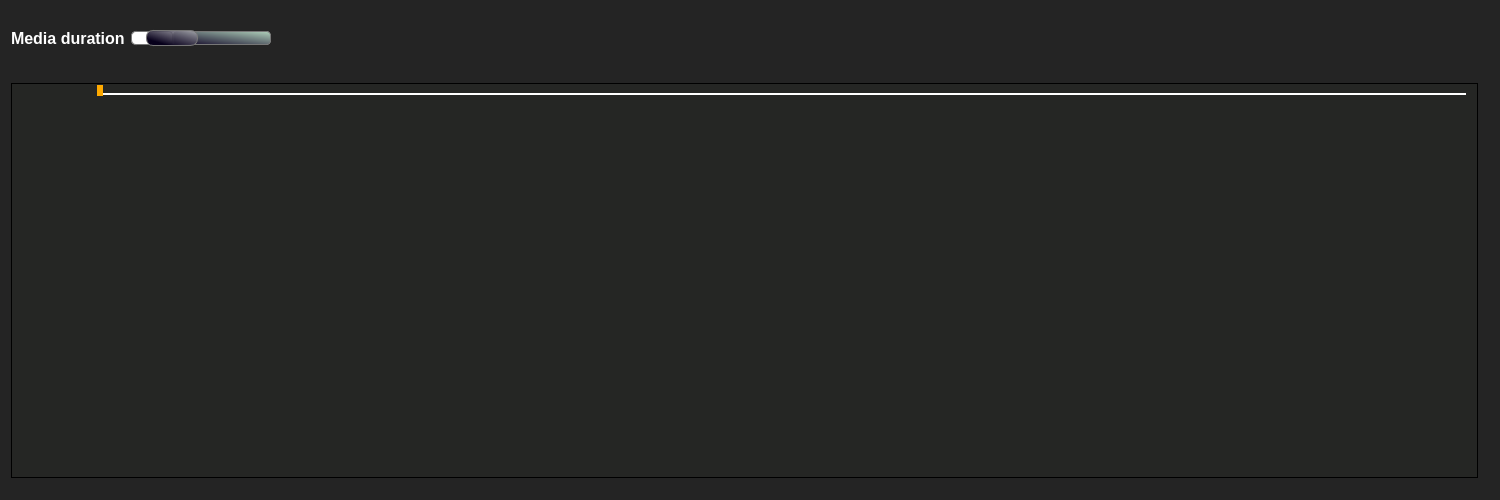
The window that VideoEditor/TimeLine.ui (zeneksashy/VideoEditor) describes before a commit, drawn with Qt 5.
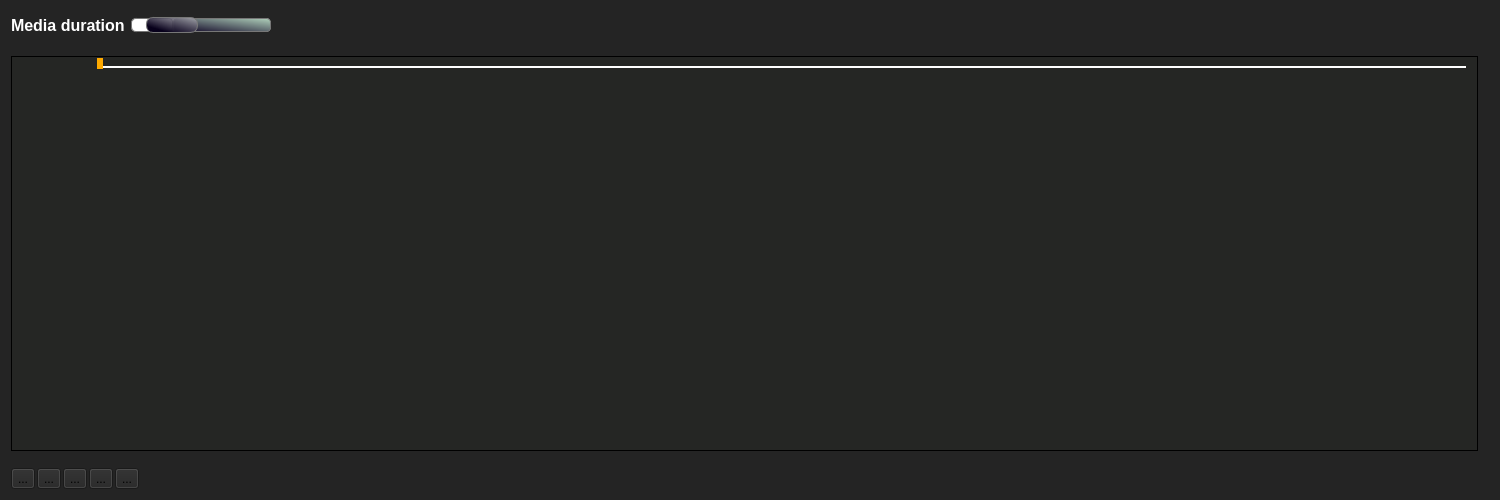
The same window after the commit. Custom widgets are drawn as their Qt base class.

Commit message: add tool buttons to time line

Patch:
```diff
--- a/VideoEditor/TimeLine.ui
+++ b/VideoEditor/TimeLine.ui
@@ -450,6 +450,61 @@
      </item>
     </layout>
    </item>
+   <item>
+    <layout class="QHBoxLayout" name="horizontalLayout_5">
+     <property name="spacing">
+      <number>2</number>
+     </property>
+     <item>
+      <widget class="QToolButton" name="playButton">
+       <property name="text">
+        <string>...</string>
+       </property>
+      </widget>
+     </item>
+     <item>
+      <widget class="QToolButton" name="pauseButton">
+       <property name="text">
+        <string>...</string>
+       </property>
+      </widget>
+     </item>
+     <item>
+      <widget class="QToolButton" name="stopButton">
+       <property name="text">
+        <string>...</string>
+       </property>
+      </widget>
+     </item>
+     <item>
+      <widget class="QToolButton" name="moveButton">
+       <property name="text">
+        <string>...</string>
+       </property>
+      </widget>
+     </item>
+     <item>
+      <widget class="QToolButton" name="razzerButton">
+       <property name="text">
+        <string>...</string>
+       </property>
+      </widget>
+     </item>
+     <item>
+      <spacer name="horizontalSpacer_3">
+       <property name="orientation">
+        <enum>Qt::Horizontal</enum>
+       </property>
+       <property name="sizeHint" stdset="0">
+        <size>
+         <width>40</width>
+         <height>20</height>
+        </size>
+       </property>
+      </spacer>
+     </item>
+    </layout>
+   </item>
   </layout>
  </widget>
  <layoutdefault spacing="6" margin="11"/>
```
The commit also changes 6 other files.
